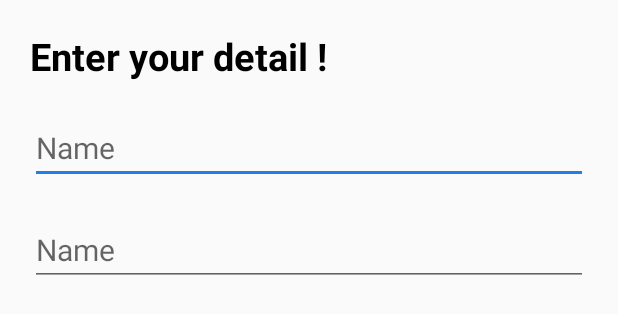
After one commit to Sufyan-Latif/AutCure, an Android app: the layout update_info_alert_dialog_layout.xml on its own in the app's theme, with its tools: preview values and no code run, on a phone screen of 412 x 824 dp. The commit adds this screen. Shown: the top 314 px of the screen. Run offline under Robolectric (Android 15) with nearby library versions, the phone set to English and light mode, and no system bars; network calls fail.

Commit message:
Little changes

```diff
--- a/app/build.gradle
+++ b/app/build.gradle
@@ -49,6 +49,11 @@ dependencies {
 //        implementation 'com.google.firebase:firebase-messaging:19.0.1'
     implementation 'com.google.code.gson:gson:2.8.5'
     implementation 'de.hdodenhof:circleimageview:3.0.0'
+
+    implementation 'com.soundcloud.android:android-crop:1.0.1@aar'
+
+//    implementation 'com.cesards.android.CropImageView.1.0.2'
+
 }
 
 //apply plugin: 'com.google.gms.google-services'
--- a/app/src/main/AndroidManifest.xml
+++ b/app/src/main/AndroidManifest.xml
@@ -6,6 +6,7 @@
     <uses-permission android:name="android.permission.CALL_PHONE" />
     <uses-permission android:name="android.permission.INTERNET" />
     <uses-permission android:name="android.permission.VIBRATE" />
+    <uses-permission android:name="android.permission.READ_EXTERNAL_STORAGE"/>
 
     <application
         android:allowBackup="true"
@@ -14,6 +15,7 @@
         android:roundIcon="@mipmap/ic_launcher_round"
         android:supportsRtl="true"
         android:theme="@style/AppTheme">
+        <activity android:name="com.soundcloud.android.crop.CropImageActivity" />
         <activity android:name=".activities.UpdateInfoActivity"></activity>
         <!-- <activity android:name=".MainActivity"/> -->
         <activity android:name=".activities.AnimationsActivity" />
--- a/app/src/main/java/com/example/sufyanlatif/myapplication/activities/ListNamesActivity.java
+++ b/app/src/main/java/com/example/sufyanlatif/myapplication/activities/ListNamesActivity.java
@@ -120,10 +120,6 @@ public class ListNamesActivity extends AppCompatActivity {
         namesListView.setAdapter(adapter);
 
 
-
-
-
-
 //        HashMap<String, String> hashMap = (HashMap<String, String>) intent.getSerializableExtra("map");
 //        if (message.equals("MultipleChildren")) {
 //            HashMap<String, ArrayList<String>> hashMapMultiple = (HashMap<String, ArrayList<String>>) intent.getSerializableExtra("map");
--- a/app/src/main/java/com/example/sufyanlatif/myapplication/activities/TeacherSignupActivity.java
+++ b/app/src/main/java/com/example/sufyanlatif/myapplication/activities/TeacherSignupActivity.java
@@ -6,6 +6,10 @@ import android.os.Bundle;
 
 import com.example.sufyanlatif.myapplication.R;
 import com.example.sufyanlatif.myapplication.fragments.TeacherSignupOneFragment;
+
+import java.util.ArrayList;
+import java.util.LinkedList;
+import java.util.List;
 
 public class TeacherSignupActivity extends AppCompatActivity {
 
--- /dev/null
+++ b/app/src/main/res/drawable/ic_edit_black_24dp.xml
@@ -0,0 +1,5 @@
+<vector android:height="24dp" android:tint="#757575"
+    android:viewportHeight="24.0" android:viewportWidth="24.0"
+    android:width="24dp" xmlns:android="http://schemas.android.com/apk/res/android">
+    <path android:fillColor="#FF000000" android:pathData="M3,17.25V21h3.75L17.81,9.94l-3.75,-3.75L3,17.25zM20.71,7.04c0.39,-0.39 0.39,-1.02 0,-1.41l-2.34,-2.34c-0.39,-0.39 -1.02,-0.39 -1.41,0l-1.83,1.83 3.75,3.75 1.83,-1.83z"/>
+</vector>
--- /dev/null
+++ b/app/src/main/res/layout/update_info_alert_dialog_layout.xml
@@ -0,0 +1,33 @@
+<?xml version="1.0" encoding="utf-8"?>
+<LinearLayout xmlns:android="http://schemas.android.com/apk/res/android"
+    android:orientation="vertical" android:layout_width="match_parent"
+    android:layout_height="match_parent"
+    android:padding="20dp">
+
+    <TextView
+        android:id="@+id/header_alert_dialog"
+        android:layout_width="match_parent"
+        android:layout_height="wrap_content"
+        android:text="Enter your detail !"
+        android:textSize="25sp"
+        android:textColor="#000"
+        android:textStyle="bold"
+        />
+    <EditText
+        android:id="@+id/et_first_alert_dialog"
+        android:layout_width="match_parent"
+        android:layout_height="wrap_content"
+        android:textSize="20sp"
+        android:hint="Name"
+        android:layout_marginTop="20dp"
+        />
+    <EditText
+        android:id="@+id/et_second_alert_dialog"
+        android:layout_width="match_parent"
+        android:layout_height="wrap_content"
+        android:textSize="20sp"
+        android:hint="Name"
+        android:layout_marginTop="20dp"
+        />
+
+</LinearLayout>
```
Also changed, not shown: app/src/main/java/com/example/sufyanlatif/myapplication/UpdateInfoAdapter.java (added, +41 -0 lines), app/src/main/java/com/example/sufyanlatif/myapplication/activities/UpdateInfoActivity.java (+74 -5 lines), app/src/main/res/layout/activity_parent_signup.xml (+9 -9 lines), app/src/main/res/layout/activity_update_info.xml (+32 -0 lines), app/src/main/res/layout/update_info_layout.xml (added, +54 -0 lines).
